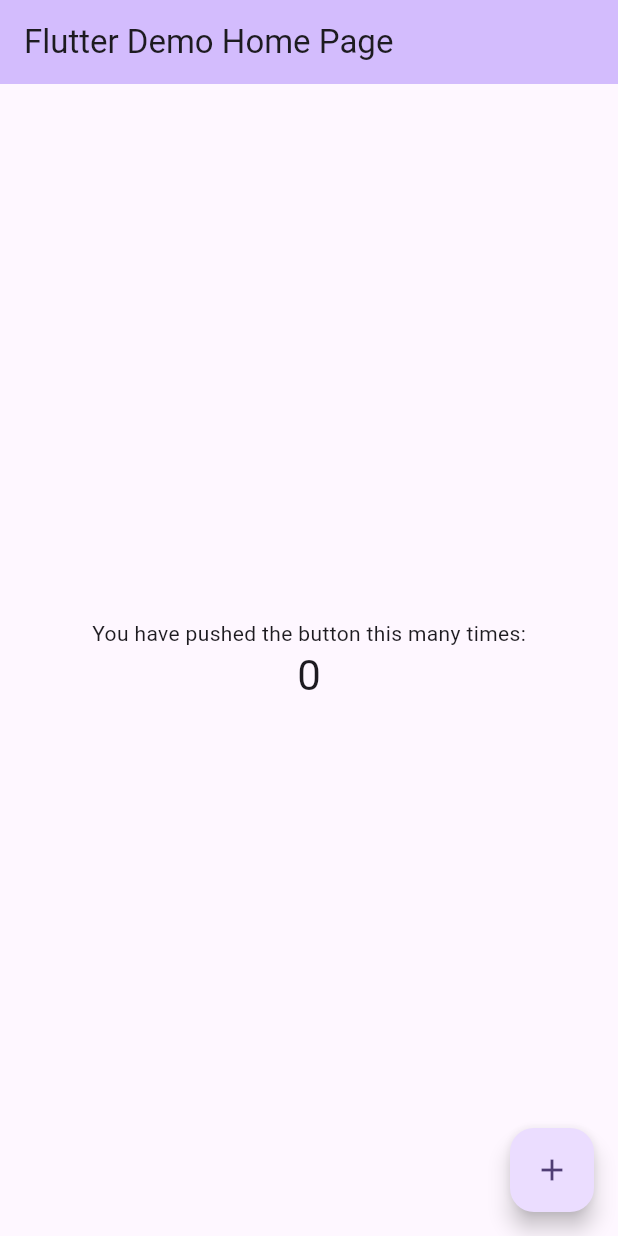
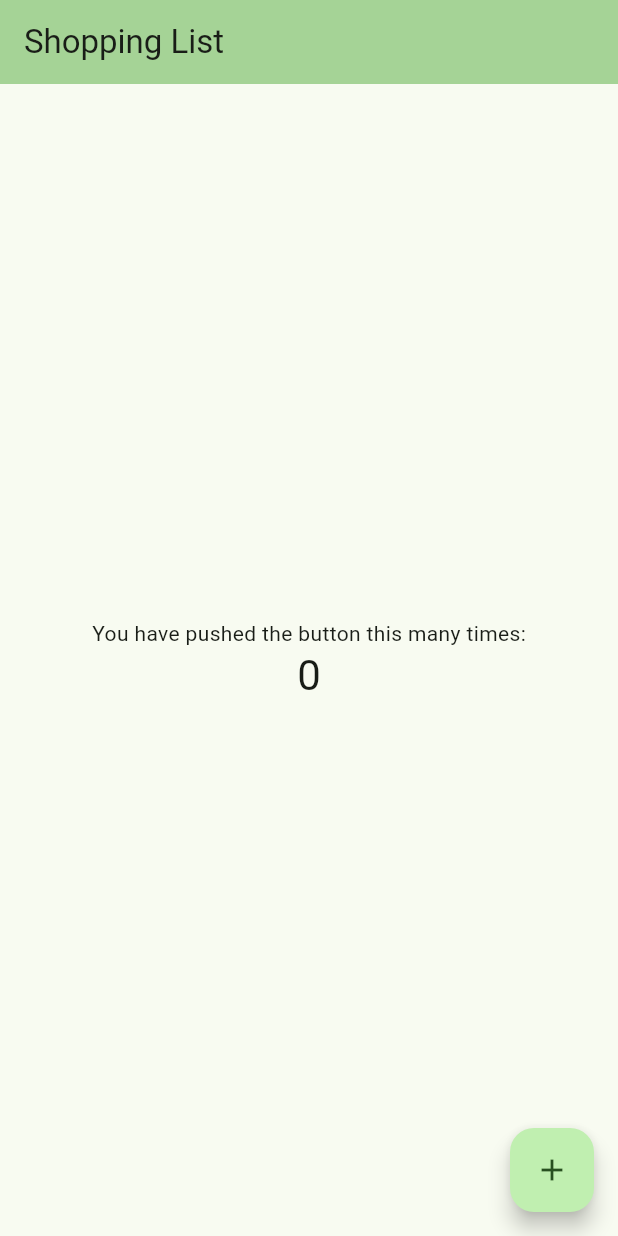
Before and after one commit to petra1/shopping_list, a Flutter app: the screen it shows after launch, on a phone screen of 412 x 824 dp. Run offline on Flutter 3.47's test engine with Material 3 defaults, Android fonts, the phone set to English and light mode, and no system bars.

Commit message:
Set the title and the color

```diff
--- a/lib/main.dart
+++ b/lib/main.dart
@@ -3,6 +3,8 @@ import 'package:flutter/material.dart';
 var kColorScheme = ColorScheme.fromSeed(
   seedColor: const Color.fromARGB(255, 0, 100, 0),
 );
+
+
 void main() {
   runApp(const MyApp());
 }
@@ -13,12 +15,13 @@ class MyApp extends StatelessWidget {
   @override
   Widget build(BuildContext context) {
     return MaterialApp(
-      title: 'Flutter Demo',
+      debugShowCheckedModeBanner: false,
+      title: 'Shopping List',
       theme: ThemeData(
-        colorScheme: ColorScheme.fromSeed(seedColor: Colors.deepPurple),
+        colorScheme: ColorScheme.fromSeed(seedColor: const Color.fromARGB(255, 0, 100, 0)),
         useMaterial3: true,
       ),
-      home: const MyHomePage(title: 'Flutter Demo Home Page'),
+      home: const MyHomePage(title: 'Shopping List'),
     );
   }
 }
```
